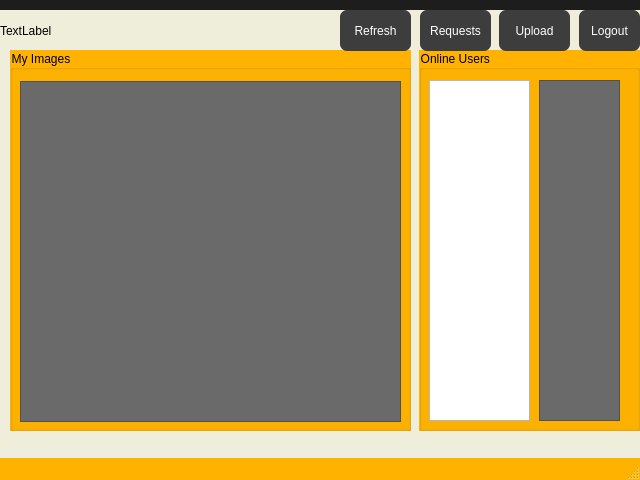
Before: the Qt Designer form src/userwindow.ui in Dokany/Steganogram, drawn with Qt 5.
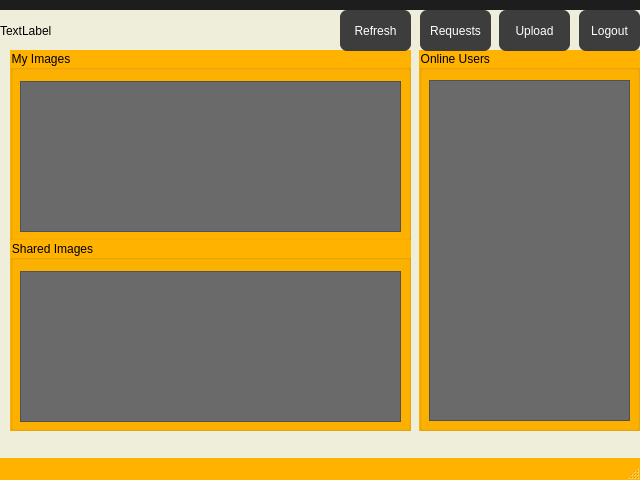
After: the same form once the commit is applied.

Diff of the .ui file:
```diff
--- a/src/userwindow.ui
+++ b/src/userwindow.ui
@@ -160,22 +160,12 @@
     <property name="title">
      <string>Online Users </string>
     </property>
-    <widget class="QListView" name="usersList">
-     <property name="geometry">
-      <rect>
-       <x>10</x>
-       <y>30</y>
-       <width>101</width>
-       <height>341</height>
-      </rect>
-     </property>
-    </widget>
     <widget class="QListWidget" name="usersWidget">
      <property name="geometry">
       <rect>
-       <x>120</x>
+       <x>10</x>
        <y>30</y>
-       <width>81</width>
+       <width>201</width>
        <height>341</height>
       </rect>
      </property>
@@ -226,7 +216,7 @@
       <x>10</x>
       <y>40</y>
       <width>401</width>
-      <height>381</height>
+      <height>191</height>
      </rect>
     </property>
     <property name="title">
@@ -238,7 +228,7 @@
        <x>10</x>
        <y>31</y>
        <width>381</width>
-       <height>341</height>
+       <height>151</height>
       </rect>
      </property>
     </widget>
@@ -256,6 +246,29 @@
      <string>Refresh</string>
     </property>
    </widget>
+   <widget class="QGroupBox" name="sharedList">
+    <property name="geometry">
+     <rect>
+      <x>10</x>
+      <y>230</y>
+      <width>401</width>
+      <height>191</height>
+     </rect>
+    </property>
+    <property name="title">
+     <string>Shared Images</string>
+    </property>
+    <widget class="QListWidget" name="sharedWidget">
+     <property name="geometry">
+      <rect>
+       <x>10</x>
+       <y>31</y>
+       <width>381</width>
+       <height>151</height>
+      </rect>
+     </property>
+    </widget>
+   </widget>
   </widget>
   <widget class="QMenuBar" name="menubar">
    <property name="geometry">
```
